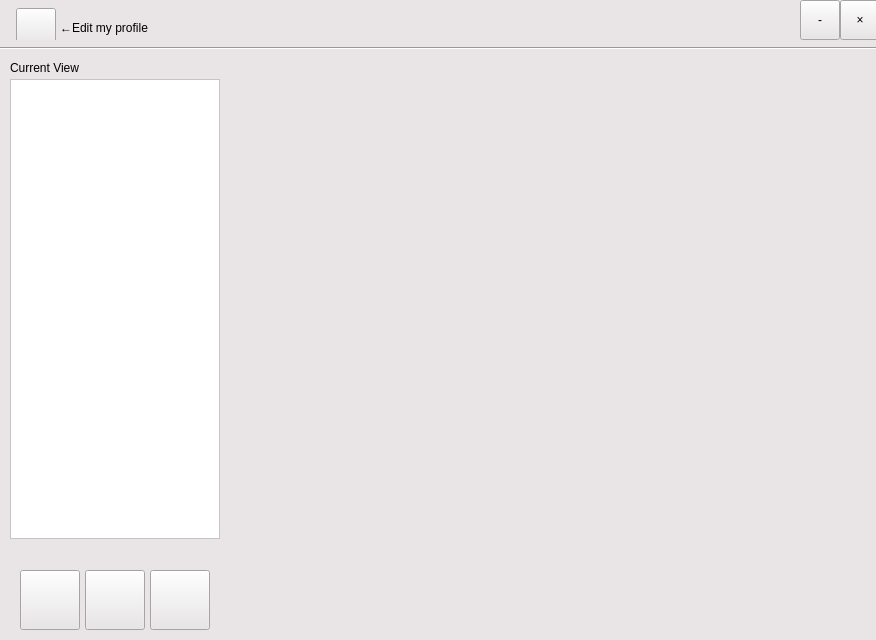
pechpo/What-s-up, file client/ui/mainwindow.ui: the form before one commit.
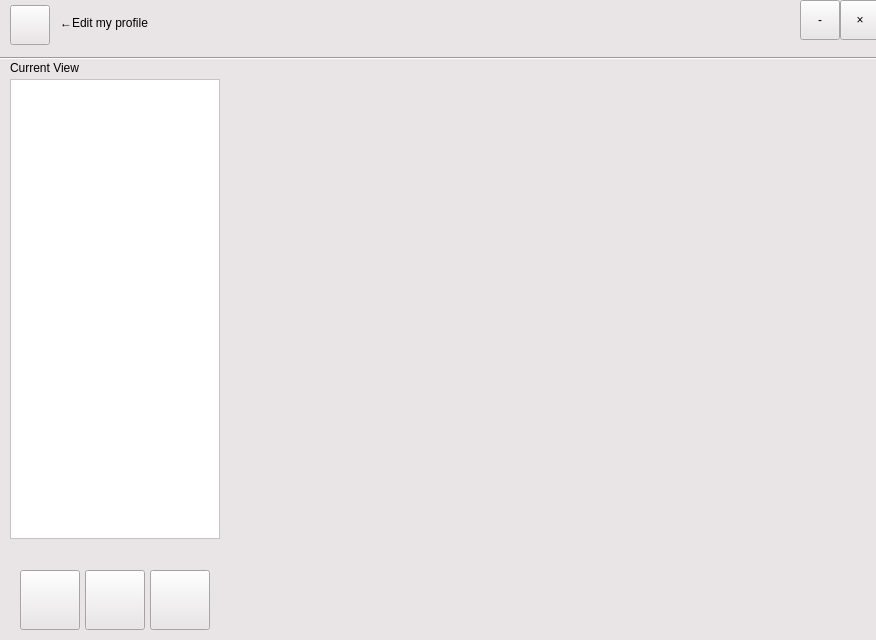
The form after the commit. Icons and pictures are not drawn.

Commit message: “优化了UI界面”

Diff of the .ui file:
```diff
--- a/client/ui/mainwindow.ui
+++ b/client/ui/mainwindow.ui
@@ -22,7 +22,7 @@
      <x>0</x>
      <y>0</y>
      <width>900</width>
-     <height>650</height>
+     <height>660</height>
     </rect>
    </property>
    <property name="styleSheet">
@@ -60,11 +60,11 @@
      </size>
     </property>
    </widget>
-   <widget class="QToolButton" name="settingButton">
+   <widget class="QPushButton" name="settingButton">
     <property name="geometry">
      <rect>
-      <x>16</x>
-      <y>8</y>
+      <x>10</x>
+      <y>5</y>
       <width>40</width>
       <height>40</height>
      </rect>
@@ -141,7 +141,7 @@
     <property name="geometry">
      <rect>
       <x>0</x>
-      <y>40</y>
+      <y>50</y>
       <width>881</width>
       <height>16</height>
      </rect>
@@ -193,7 +193,7 @@
     <property name="geometry">
      <rect>
       <x>60</x>
-      <y>20</y>
+      <y>15</y>
       <width>121</width>
       <height>16</height>
      </rect>
```
Left out of the diff: 6 changed lines with no effect on the pictures. The commit also changes 7 other files.
